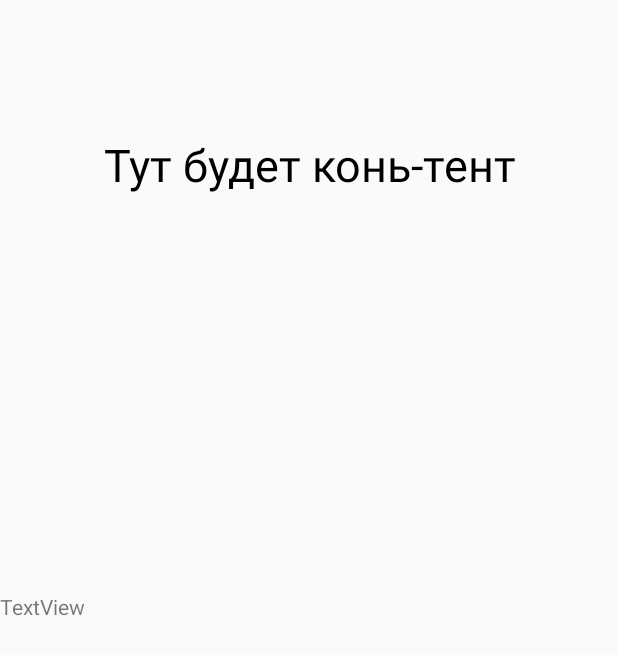
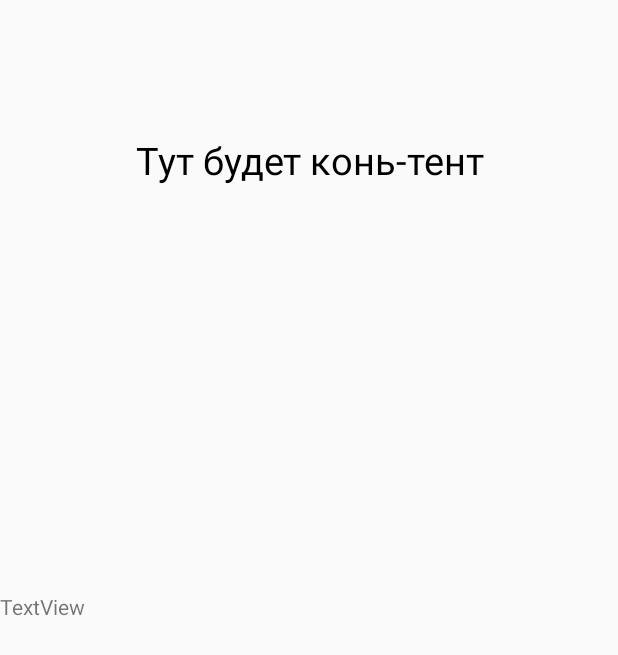
Before and after one commit to MaximNosko/GdePara, an Android app: the layout content_main.xml on its own in the app's theme, with its tools: preview values and no code run, on a phone screen of 412 x 824 dp. Shown: the top 655 px of the screen. Run offline under Robolectric (Android 15) with nearby library versions, the light colour scheme and no system bars.

Commit message:
Изменили размер надписи

```diff
--- a/app/src/main/res/layout/content_main.xml
+++ b/app/src/main/res/layout/content_main.xml
@@ -13,7 +13,7 @@
         android:layout_height="305dp"
         android:text="@string/test_text"
         android:textAlignment="center"
-        android:textSize="30sp"
+        android:textSize="25sp"
         android:textColor="@android:color/black"
         />
 
```
